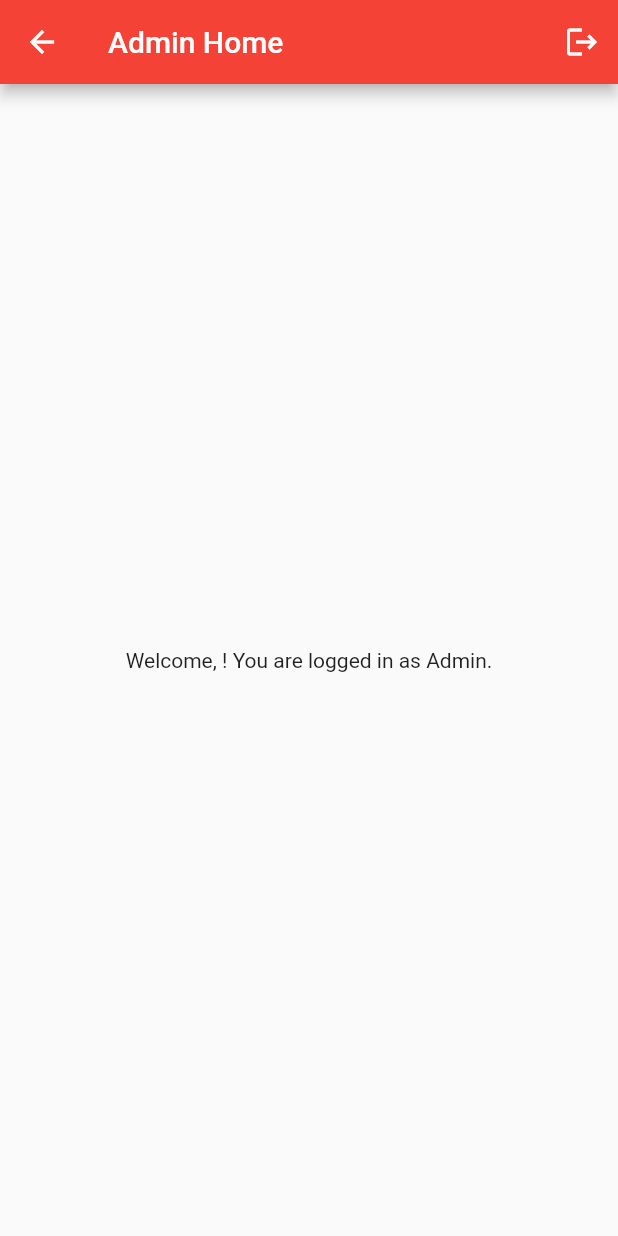
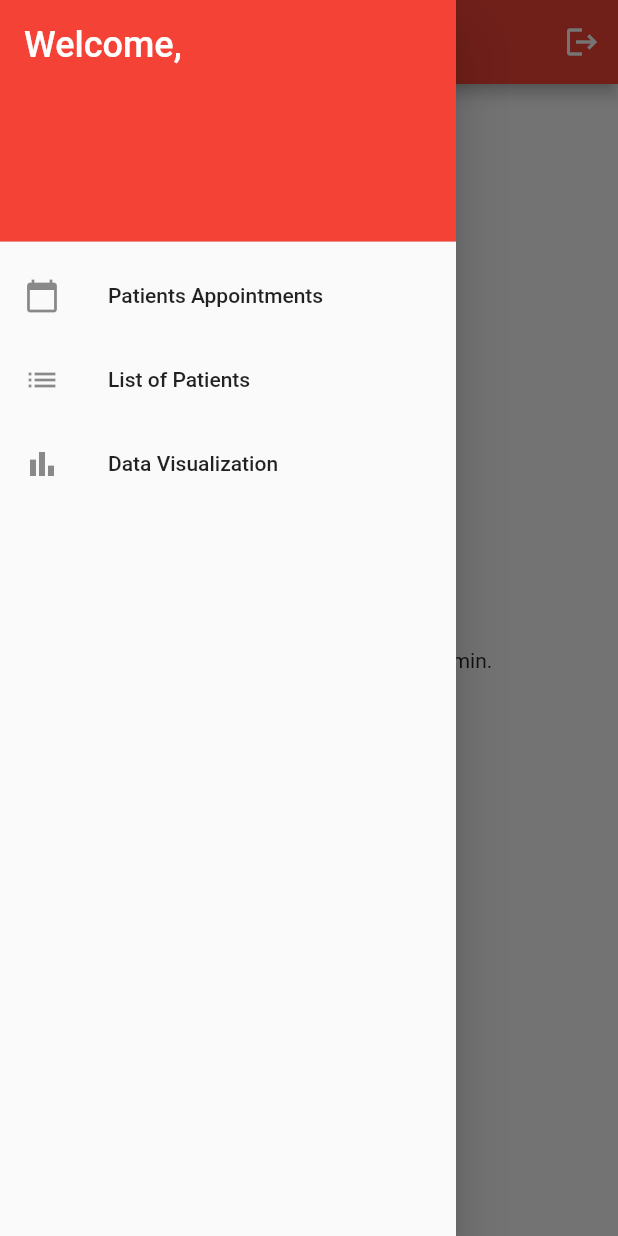
Before and after one commit to Al-Vincent-Ichon/mobile-healthcare-application, a Flutter app: the AdminHomeScreen screen opened by its route, with the side drawer open (before the commit the screen has no drawer), on a phone screen of 412 x 824 dp. Run offline on Flutter 3.47's test engine with Material 2 defaults, Android fonts, the phone set to English and light mode, and no system bars; accounts and stored records are empty.

Commit message:
Fifth Commit

```diff
--- a/lib/screens/admin_home_screen.dart
+++ b/lib/screens/admin_home_screen.dart
@@ -22,6 +22,46 @@ class AdminHomeScreen extends StatelessWidget {
           ),
         ],
       ),
+      drawer: Drawer(
+        child: ListView(
+          padding: EdgeInsets.zero,
+          children: <Widget>[
+            DrawerHeader(
+              decoration: BoxDecoration(
+                color: Colors.red,
+              ),
+              child: Text(
+                user != null ? 'Welcome, ${user.email}' : 'No user logged in',
+                style: TextStyle(
+                  color: Colors.white,
+                  fontSize: 24,
+                ),
+              ),
+            ),
+            ListTile(
+              leading: Icon(Icons.calendar_today),
+              title: Text('Patients Appointments'),
+              onTap: () {
+                Navigator.of(context).pushNamed('/patientsAppointments');
+              },
+            ),
+            ListTile(
+              leading: Icon(Icons.list),
+              title: Text('List of Patients'),
+              onTap: () {
+                Navigator.of(context).pushNamed('/listOfPatients');
+              },
+            ),
+            ListTile(
+              leading: Icon(Icons.bar_chart),
+              title: Text('Data Visualization'),
+              onTap: () {
+                Navigator.of(context).pushNamed('/dataVisualization');
+              },
+            ),
+          ],
+        ),
+      ),
       body: Center(
         child: user == null
             ? const Text('No user logged in')
--- /dev/null
+++ b/lib/screens/admin_list_of_patient.dart
@@ -0,0 +1,15 @@
+import 'package:flutter/material.dart';
+
+class ListOfPatients extends StatelessWidget {
+  @override
+  Widget build(BuildContext context) {
+    return Scaffold(
+      appBar: AppBar(
+        title: Text('List of Patients'),
+      ),
+      body: Center(
+        child: Text('List of Patients Content Here'),
+      ),
+    );
+  }
+}
--- /dev/null
+++ b/lib/screens/admin_patient_appointments.dart
@@ -0,0 +1,15 @@
+import 'package:flutter/material.dart';
+
+class PatientAppointments extends StatelessWidget {
+  @override
+  Widget build(BuildContext context) {
+    return Scaffold(
+      appBar: AppBar(
+        title: Text('Patient Appointment List'),
+      ),
+      body: Center(
+        child: Text('Patient Appointment List Content Here'),
+      ),
+    );
+  }
+}
--- /dev/null
+++ b/lib/screens/data_visualization.dart
@@ -0,0 +1,15 @@
+import 'package:flutter/material.dart';
+
+class DataVisualization extends StatelessWidget {
+  @override
+  Widget build(BuildContext context) {
+    return Scaffold(
+      appBar: AppBar(
+        title: Text('Data Visualization'),
+      ),
+      body: Center(
+        child: Text('Data Visualization Content Here'),
+      ),
+    );
+  }
+}
```
Also changed, not shown: lib/main.dart (+7 -0 lines).
